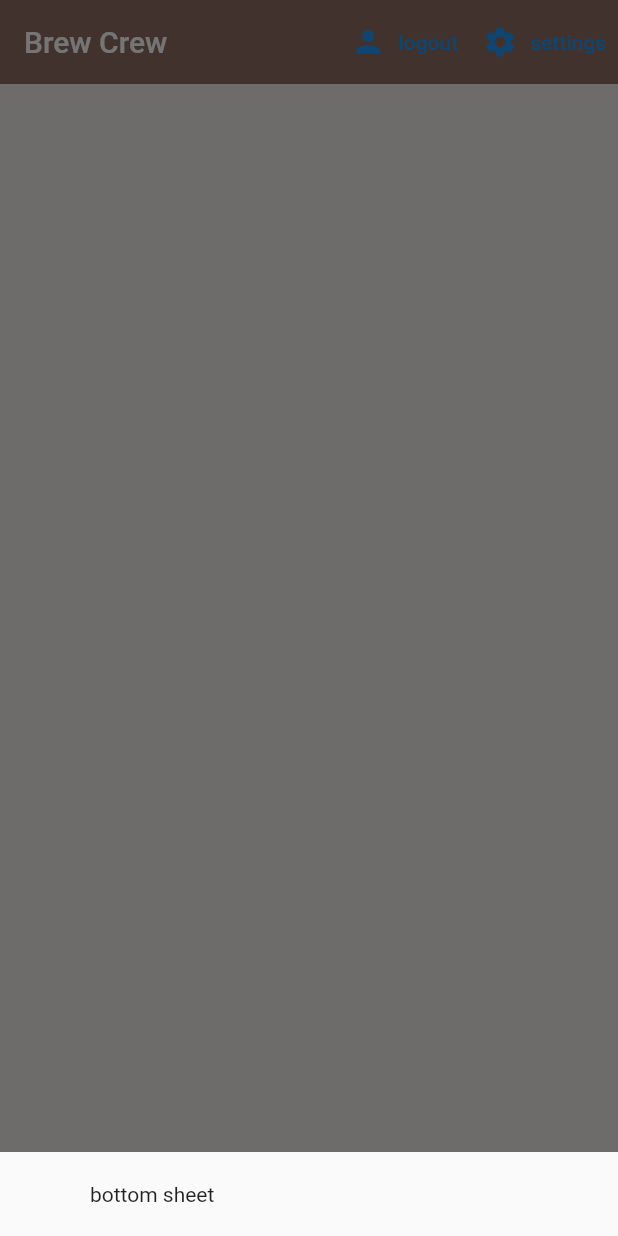
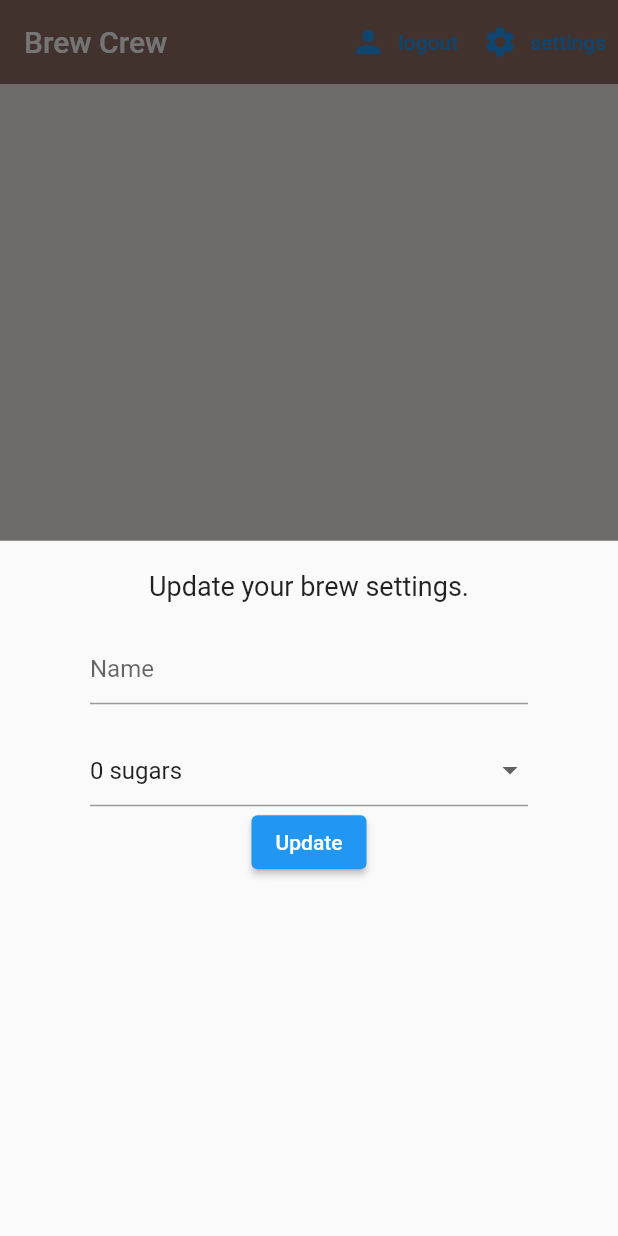
Before and after one commit to Mehmet-Durna/flutter-firebase-brewApp, a Flutter app: the screen it shows once a user with an empty profile is signed in, after a tap on "settings", on a phone screen of 412 x 824 dp. Run offline on Flutter 3.47's test engine with Material 2 defaults, Android fonts, the phone set to English and light mode, and no system bars; our stand-ins replace cloud_firestore, firebase_auth, firebase_core, flutter_spinkit; accounts and stored records are empty.

Commit message:
sugar selection is added in to form field

```diff
--- a/lib/screens/home/home.dart
+++ b/lib/screens/home/home.dart
@@ -1,4 +1,5 @@
 import 'package:brew/models/brew.dart';
+import 'package:brew/screens/home/settings_form.dart';
 import 'package:brew/services/database.dart';
 
 import 'package:flutter/material.dart';
@@ -22,7 +23,7 @@
           builder: (context) {
             return Container(
               padding: const EdgeInsets.symmetric(vertical: 20.0, horizontal: 60.0),
-              child: Text('bottom sheet'),
+              child: SettingsForm(),
             );
           });
     }
--- /dev/null
+++ b/lib/screens/home/settings_form.dart
@@ -0,0 +1,75 @@
+import 'package:flutter/material.dart';
+
+
+
+
+class SettingsForm extends StatefulWidget {
+  const SettingsForm({Key? key}) : super(key: key);
+
+  @override
+  State<SettingsForm> createState() => _SettingsFormState();
+}
+
+class _SettingsFormState extends State<SettingsForm> {
+
+  final _formKey = GlobalKey<FormState>();
+  final List<String> sugars = ['0', '1', '2', '3', '4'];
+
+  // form values
+  String? _currentName;
+  String? _currentSugars;
+  int? _currentStrength;
+
+  @override
+  Widget build(BuildContext context) {
+    return Form(
+      key: _formKey,
+      child: Column(
+        children: <Widget>[
+          Text(
+            'Update your brew settings.',
+            style: const TextStyle(fontSize: 18.0),
+          ),
+          const SizedBox(height: 20.0),
+          TextFormField(
+            decoration: const InputDecoration(
+              hintText: 'Name',
+            ),
+            validator: (val) => val!.isEmpty ? 'Please enter a name' : null,
+            onChanged: (val) => setState(() => _currentName = val),
+          ),
+          const SizedBox(height: 20.0),
+          // dropdown
+          DropdownButtonFormField(
+            decoration: const InputDecoration(
+              hintText: 'Sugars',
+            ),
+            value: _currentSugars ?? '0',
+            items: sugars.map((sugar) {
+              return DropdownMenuItem(
+                value: sugar,
+                child: Text('$sugar sugars'),
+              );
+            }).toList(),
+            onChanged: (val) => setState(() => _currentSugars = val.toString()),
+          ),
+
+
+          // slider
+          ElevatedButton(
+            child: const Text(
+              'Update',
+              style: TextStyle(color: Colors.white),
+            ),
+            onPressed: () async {
+              print(_currentName);
+              print(_currentSugars);
+              print(_currentStrength);
+            },
+          ),
+
+        ],
+      )
+    );
+  }
+}
```
